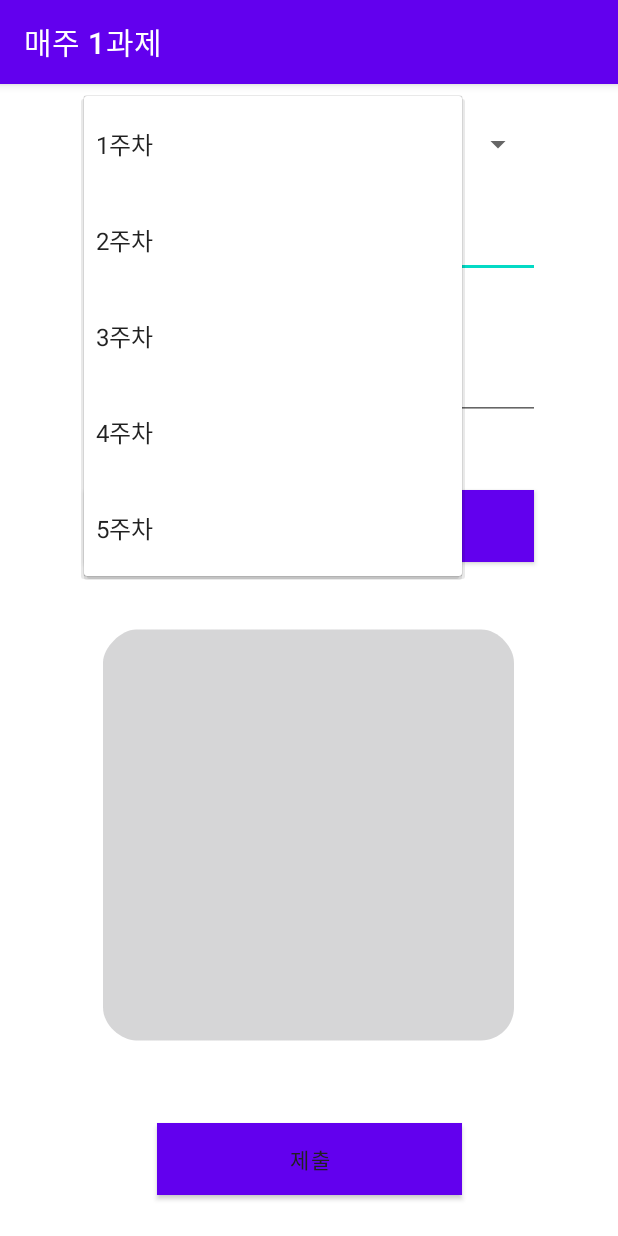
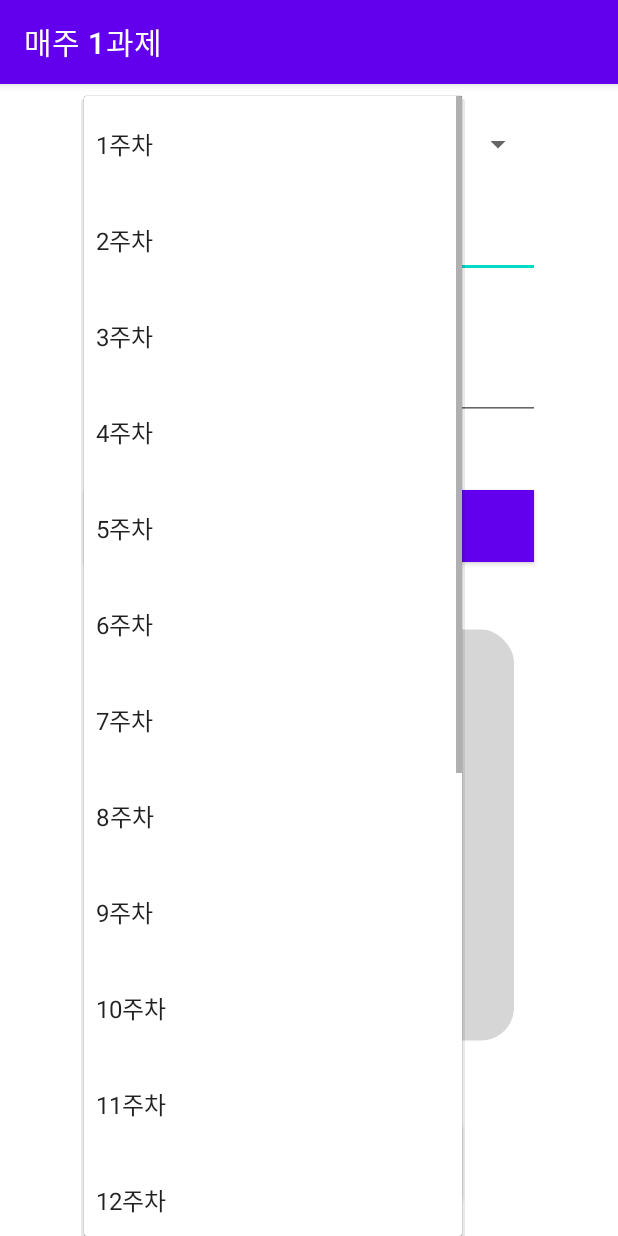
Before and after one commit to Profrog/maeju_test, an Android app: the SubmitActivity screen opened directly, with no data from a screen before it, after a tap on "1주차", on a phone screen of 412 x 824 dp. Run offline under Robolectric (Android 15) with nearby library versions, the phone set to English and light mode, and no system bars; our stand-ins replace Volley; network calls fail.

Commit message:
change 1 ~ 20 week

```diff
--- a/app/src/main/java/com/example/logintest/Configuration.java
+++ b/app/src/main/java/com/example/logintest/Configuration.java
@@ -3,7 +3,7 @@ package com.example.logintest;
 public class Configuration {
     // google apps script 연결, 자체 제작 api 활용
     // 이미지 파일이 현재 공유 문서함 드라이브에 기재되지 않는 문제 존재
-    public static final String APP_SCRIPT_WEB_APP_URL = "https://script.google.com/macros/s/AKfycbzyAWZ9IdbwE7Zd7TWnAIHqvLtq6OO-fAOTxpknB6Jye4S0jEHc6ZgkqsDWBHPz-9MCmw/exec";
+    public static final String APP_SCRIPT_WEB_APP_URL = "https://script.google.com/macros/s/AKfycbxoCId7M8Dr4a9ux0xT7WxzJRXKezVoRfukf9O1kwjMzqABqvC88inoxv1qCjh7cCTdzQ/exec";
     public static final String ADD_USER_URL = APP_SCRIPT_WEB_APP_URL;
 
     // 학번, 이름, 이미지 변수
--- a/app/src/main/res/values/array.xml
+++ b/app/src/main/res/values/array.xml
@@ -6,5 +6,20 @@
         <item>3주차</item>
         <item>4주차</item>
         <item>5주차</item>
+        <item>6주차</item>
+        <item>7주차</item>
+        <item>8주차</item>
+        <item>9주차</item>
+        <item>10주차</item>
+        <item>11주차</item>
+        <item>12주차</item>
+        <item>13주차</item>
+        <item>14주차</item>
+        <item>15주차</item>
+        <item>16주차</item>
+        <item>17주차</item>
+        <item>18주차</item>
+        <item>19주차</item>
+        <item>20주차</item>
     </string-array>
 </resources>
```
